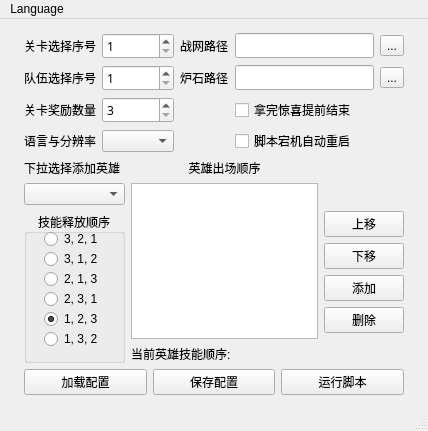
Old version of the form main_chs.ui in the repository zhoubin-me/lushi_script.
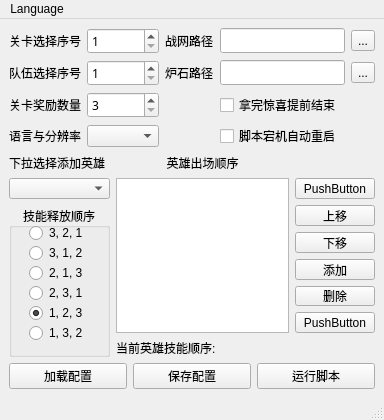
New version of the form. Custom widgets are drawn as their Qt base class.

```diff
--- a/main_chs.ui
+++ b/main_chs.ui
@@ -6,10 +6,16 @@
    <rect>
     <x>0</x>
     <y>0</y>
-    <width>428</width>
-    <height>413</height>
+    <width>384</width>
+    <height>420</height>
    </rect>
   </property>
+  <property name="minimumSize">
+   <size>
+    <width>384</width>
+    <height>420</height>
+   </size>
+  </property>
   <property name="windowTitle">
    <string>MainWindow</string>
   </property>
@@ -20,21 +26,7 @@
      <verstretch>0</verstretch>
     </sizepolicy>
    </property>
-   <layout class="QGridLayout" name="gridLayout_4">
-    <item row="0" column="0">
      <layout class="QGridLayout" name="gridLayout_3">
-      <property name="leftMargin">
-       <number>15</number>
-      </property>
-      <property name="topMargin">
-       <number>5</number>
-      </property>
-      <property name="rightMargin">
-       <number>15</number>
-      </property>
-      <property name="bottomMargin">
-       <number>5</number>
-      </property>
       <item row="0" column="0">
        <layout class="QGridLayout" name="gridLayout">
         <item row="0" column="2">
@@ -552,7 +544,19 @@
           </property>
          </widget>
         </item>
-       </layout>
+      <item row="6" column="3">
+       <widget class="QPushButton" name="pushButton">
+        <property name="text">
+         <string>PushButton</string>
+        </property>
+       </widget>
+      </item>
+      <item row="1" column="3">
+       <widget class="QPushButton" name="pushButton_2">
+        <property name="text">
+         <string>PushButton</string>
+        </property>
+       </widget>
       </item>
      </layout>
     </item>
@@ -563,8 +567,8 @@
     <rect>
      <x>0</x>
      <y>0</y>
-     <width>428</width>
-     <height>18</height>
+     <width>384</width>
+     <height>22</height>
     </rect>
    </property>
    <widget class="QMenu" name="menuLanguage">
```
Left out of the diff: 2 changed lines with no effect on the pictures. Lines whose indentation alone changed are shown as unchanged.
